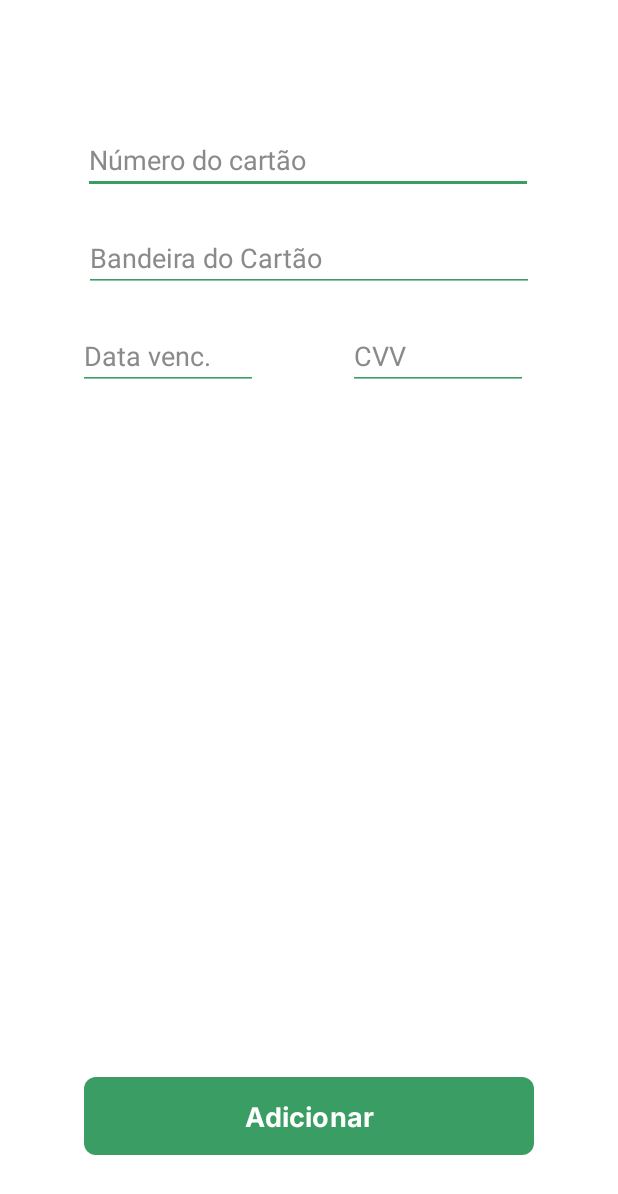
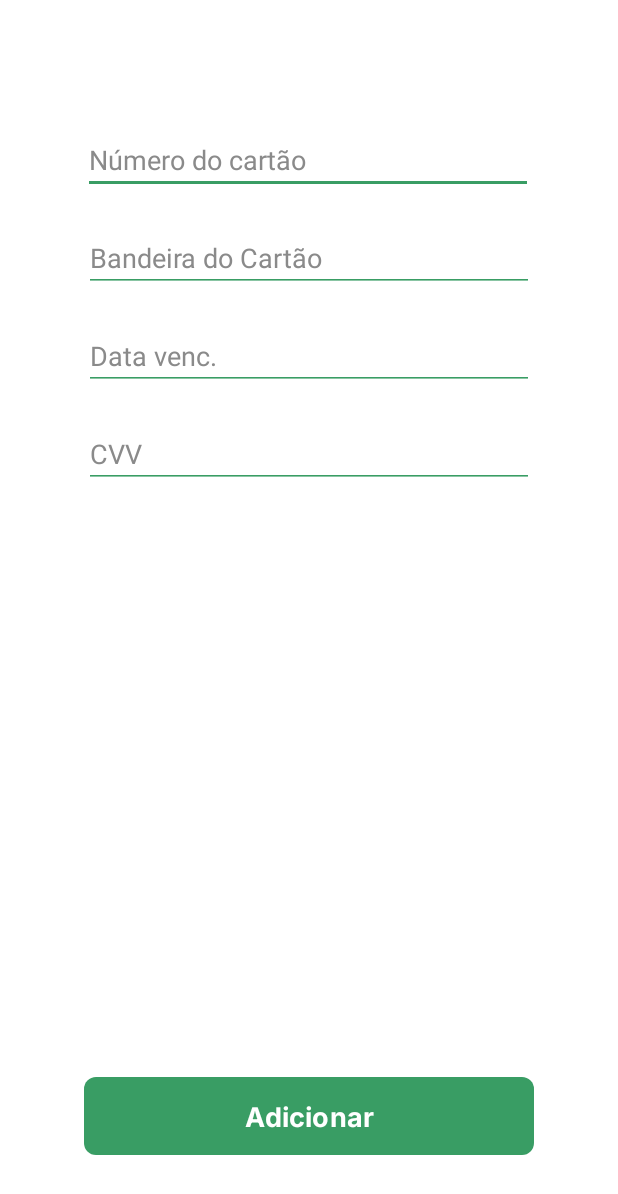
Before and after one commit to jeancarloslima/Bikebem, an Android app: the AddMeioPagamentoActivity screen opened directly, with no data from a screen before it, on a phone screen of 412 x 824 dp. Shown: the top 1194 px of the screen. Run offline under Robolectric (Android 15) with nearby library versions, the phone set to English and light mode, and no system bars.

Commit message:
Ajustes no design

```diff
--- a/app/src/main/java/com/example/testeregistro/activity/RegistroActivity.java
+++ b/app/src/main/java/com/example/testeregistro/activity/RegistroActivity.java
@@ -24,7 +24,7 @@ import com.google.firebase.auth.FirebaseAuthWeakPasswordException;
 public class RegistroActivity extends AppCompatActivity {
     Usuario usuario;
     FirebaseAuth autenticacao;
-    EditText campoNome, campoEmail, campoSenha;
+    EditText campoNome, campoEmail, campoSenha, campoTelefone;
     Button botaoCadastrar;
 
     @Override
@@ -38,6 +38,7 @@ public class RegistroActivity extends AppCompatActivity {
         campoNome = findViewById(R.id.editTextNome);
         campoEmail = findViewById(R.id.editTextEmail);
         campoSenha = findViewById(R.id.editTextSenha);
+        campoTelefone = findViewById(R.id.editTextPhone);
         botaoCadastrar = findViewById(R.id.buttonCadastrar);
     }
 
@@ -45,6 +46,7 @@ public class RegistroActivity extends AppCompatActivity {
         String nome = campoNome.getText().toString();
         String email = campoEmail.getText().toString();
         String senha = campoSenha.getText().toString();
+        String telefone = campoTelefone.getText().toString();
 
         if (!nome.isEmpty()) {
             if (!email.isEmpty()) {
@@ -54,6 +56,7 @@ public class RegistroActivity extends AppCompatActivity {
                     usuario.setNome(nome);
                     usuario.setEmail(email);
                     usuario.setSenha(senha);
+                    usuario.setTelefone(telefone);
 
                     cadastrarUsuario();
                 } else {
--- a/app/src/main/res/layout/activity_add_meio_pagamento.xml
+++ b/app/src/main/res/layout/activity_add_meio_pagamento.xml
@@ -8,50 +8,50 @@
     tools:context=".activity.AddMeioPagamentoActivity">
 
     <EditText
-        android:id="@+id/editTextNumber3"
+        android:id="@+id/editTextNumeroCartao"
         android:layout_width="300sp"
         android:layout_height="wrap_content"
         android:layout_marginTop="84dp"
+        android:backgroundTint="#399D64"
         android:ems="10"
         android:hint="Número do cartão"
         android:inputType="number"
         android:textColor="#000000"
+        android:textColorHint="#8A8A8A"
         app:layout_constraintEnd_toEndOf="parent"
         app:layout_constraintHorizontal_bias="0.495"
         app:layout_constraintStart_toStartOf="parent"
-        app:layout_constraintTop_toTopOf="parent"
-        android:backgroundTint="#399D64"
-        android:textColorHint="#8A8A8A"/>
+        app:layout_constraintTop_toTopOf="parent" />
 
     <EditText
-        android:id="@+id/editTextDate"
-        android:layout_width="120sp"
+        android:id="@+id/editTextNumeroVencimento"
+        android:layout_width="300sp"
         android:layout_height="wrap_content"
-        android:layout_marginStart="52dp"
         android:layout_marginTop="20dp"
+        android:backgroundTint="#399D64"
         android:ems="10"
         android:hint="Data venc."
         android:inputType="date"
         android:textColor="#000000"
+        android:textColorHint="#8A8A8A"
+        app:layout_constraintEnd_toEndOf="parent"
         app:layout_constraintStart_toStartOf="parent"
-        app:layout_constraintTop_toBottomOf="@+id/editTextText"
-        android:backgroundTint="#399D64"
-        android:textColorHint="#8A8A8A"/>
+        app:layout_constraintTop_toBottomOf="@+id/editTextBandeiraCartao" />
 
     <EditText
-        android:id="@+id/editTextNumber4"
-        android:layout_width="120sp"
+        android:id="@+id/editTextNumeroCVV"
+        android:layout_width="300sp"
         android:layout_height="wrap_content"
-        android:layout_marginStart="60dp"
         android:layout_marginTop="20dp"
+        android:backgroundTint="#399D64"
         android:ems="10"
         android:hint="CVV"
         android:inputType="number"
         android:textColor="#000000"
-        app:layout_constraintStart_toEndOf="@+id/editTextDate"
-        app:layout_constraintTop_toBottomOf="@+id/editTextText"
-        android:backgroundTint="#399D64"
-        android:textColorHint="#8A8A8A"/>
+        android:textColorHint="#8A8A8A"
+        app:layout_constraintEnd_toEndOf="parent"
+        app:layout_constraintStart_toStartOf="parent"
+        app:layout_constraintTop_toBottomOf="@+id/editTextNumeroVencimento" />
 
     <Button
         android:id="@+id/button6"
@@ -60,6 +60,7 @@
         android:layout_marginBottom="50dp"
         android:fontFamily="@font/inter_bold"
         android:text="Adicionar"
+        android:onClick="cadastrarCartao"
         android:textColor="#FFFFFF"
         android:textSize="18sp"
         app:backgroundTint="#399D64"
@@ -69,18 +70,18 @@
         app:layout_constraintStart_toStartOf="parent" />
 
     <EditText
-        android:id="@+id/editTextText"
+        android:id="@+id/editTextBandeiraCartao"
         android:layout_width="300sp"
         android:layout_height="wrap_content"
         android:layout_marginTop="20dp"
+        android:backgroundTint="#399D64"
         android:ems="10"
         android:hint="Bandeira do Cartão"
         android:inputType="text"
         android:textColor="#000000"
+        android:textColorHint="#8A8A8A"
         app:layout_constraintEnd_toEndOf="parent"
         app:layout_constraintStart_toStartOf="parent"
-        app:layout_constraintTop_toBottomOf="@+id/editTextNumber3"
-        android:backgroundTint="#399D64"
-        android:textColorHint="#8A8A8A"/>
+        app:layout_constraintTop_toBottomOf="@+id/editTextNumeroCartao" />
 
 </androidx.constraintlayout.widget.ConstraintLayout>
--- a/app/src/main/res/layout/activity_bike.xml
+++ b/app/src/main/res/layout/activity_bike.xml
@@ -206,13 +206,13 @@
             app:srcCompat="@drawable/ic_card" />
 
         <TextView
-            android:id="@+id/textView7"
+            android:id="@+id/textCartaoUm"
             android:layout_width="wrap_content"
             android:layout_height="wrap_content"
             android:layout_marginStart="28dp"
             android:layout_marginTop="32dp"
             android:fontFamily="@font/inter_bold"
-            android:text="Visa - 8231"
+            android:text="Visa - 3829"
             android:textColor="#FFFFFF"
             app:layout_constraintStart_toEndOf="@+id/imageView10"
             app:layout_constraintTop_toTopOf="parent" />
--- a/app/src/main/res/layout/activity_cards.xml
+++ b/app/src/main/res/layout/activity_cards.xml
@@ -21,7 +21,7 @@
         app:layout_constraintTop_toTopOf="parent" />
 
     <ImageView
-        android:id="@+id/imageView11"
+        android:id="@+id/imageCartao"
         android:layout_width="wrap_content"
         android:layout_height="wrap_content"
         android:layout_marginTop="40dp"
--- a/app/src/main/res/layout/activity_profile.xml
+++ b/app/src/main/res/layout/activity_profile.xml
@@ -24,7 +24,6 @@
         android:layout_height="wrap_content"
         android:layout_marginTop="32dp"
         android:fontFamily="@font/inter"
-        android:text="Jorge"
         android:textColor="#000000"
         app:layout_constraintEnd_toEndOf="parent"
         app:layout_constraintHorizontal_bias="0.498"
@@ -37,7 +36,6 @@
         android:layout_height="wrap_content"
         android:layout_marginTop="32dp"
         android:fontFamily="@font/inter"
-        android:text="jorge@gmail.com"
         android:textColor="#000000"
         app:layout_constraintEnd_toEndOf="parent"
         app:layout_constraintHorizontal_bias="0.498"
@@ -50,7 +48,6 @@
         android:layout_height="wrap_content"
         android:layout_marginTop="32dp"
         android:fontFamily="@font/inter"
-        android:text="11983463721"
         android:textColor="#000000"
         app:layout_constraintEnd_toEndOf="parent"
         app:layout_constraintHorizontal_bias="0.498"
@@ -72,4 +69,5 @@
         app:layout_constraintHorizontal_bias="0.495"
         app:layout_constraintStart_toStartOf="parent"
         app:layout_constraintTop_toBottomOf="@+id/textPerfilTelefone" />
+
 </androidx.constraintlayout.widget.ConstraintLayout>
```
Also changed, not shown: app/src/main/java/com/example/testeregistro/activity/AddMeioPagamentoActivity.java (+31 -0 lines), app/src/main/java/com/example/testeregistro/activity/ProfileActivity.java (+13 -0 lines), app/src/main/java/com/example/testeregistro/model/Usuario.java (+9 -1 lines), app/src/main/res/layout/activity_home.xml (+8 -17 lines).
